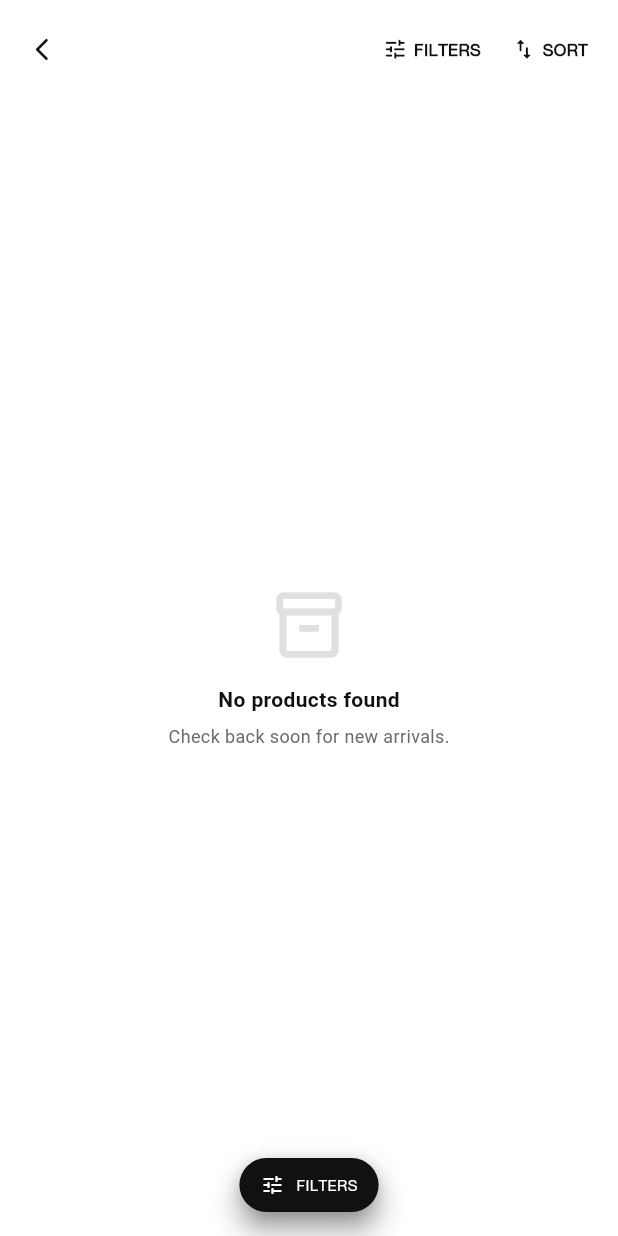
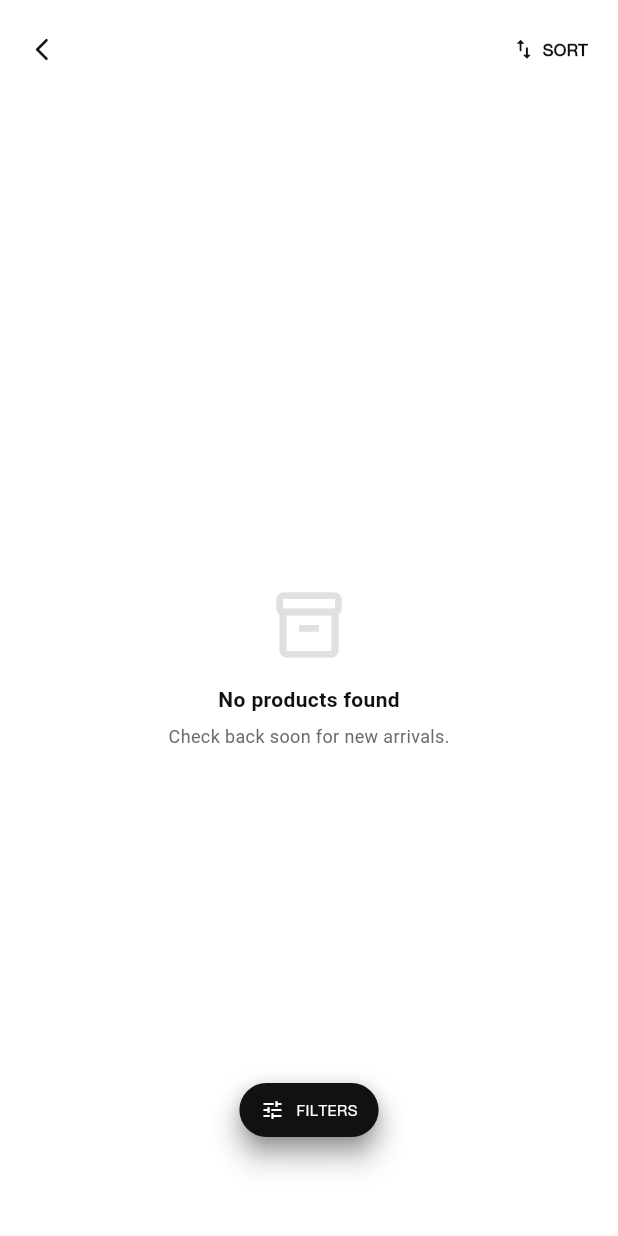
Before and after one commit to LegendKomal/Rookies-application, a Flutter app: the ProductsPage screen opened directly with empty values, on a phone screen of 412 x 824 dp. Run offline on Flutter 3.47's test engine with Material 3 defaults, Android fonts, the phone set to English and light mode, and no system bars; our stand-ins replace cached_network_image, flutter_secure_storage, fluttertoast, go_router, shared_preferences, webview_flutter; accounts and stored records are empty; network calls fail.

Commit message:
Filter button fixed

```diff
--- a/rookies_jeans/lib/screens/products/products.dart
+++ b/rookies_jeans/lib/screens/products/products.dart
@@ -24,6 +24,19 @@ class _Responsive {
   bool get isDesktop => _r.isDesktop;
 
   double sp(double base) => _r.sp(base);
+}
+
+class _CenterFloatAboveBottomNav extends FloatingActionButtonLocation {
+  const _CenterFloatAboveBottomNav();
+
+  static const double _extraBottomOffset = 50.0;
+
+  @override
+  Offset getOffset(ScaffoldPrelayoutGeometry scaffoldGeometry) {
+    final Offset base =
+        FloatingActionButtonLocation.centerFloat.getOffset(scaffoldGeometry);
+    return Offset(base.dx, base.dy - _extraBottomOffset);
+  }
 }
 
 class ProductsPage extends StatefulWidget {
@@ -558,7 +571,7 @@ class _ProductsPageState extends State<ProductsPage> {
   Widget build(BuildContext context) {
     return Scaffold(
       backgroundColor: Colors.white,
-      floatingActionButtonLocation: FloatingActionButtonLocation.centerFloat,
+      floatingActionButtonLocation: const _CenterFloatAboveBottomNav(),
       floatingActionButton: _floatingFilterButton(context),
       body: SafeArea(
         child: Column(
@@ -655,10 +668,6 @@ class _ProductsPageState extends State<ProductsPage> {
             ),
           ),
           Padding(
-            padding: const EdgeInsets.only(right: 4),
-            child: _filterButton(context),
-          ),
-          Padding(
             padding: const EdgeInsets.only(right: 8),
             child: _sortButton(context),
           ),
@@ -666,36 +675,6 @@ class _ProductsPageState extends State<ProductsPage> {
       ),
     );
   }
-
-  Widget _filterButton(BuildContext context) => Material(
-        color: Colors.transparent,
-        borderRadius: BorderRadius.circular(6),
-        child: InkWell(
-          borderRadius: BorderRadius.circular(6),
-          onTap: () => _openFilterSheet(context),
-          child: Padding(
-            padding: const EdgeInsets.symmetric(horizontal: 8, vertical: 6),
-            child: Row(
-              mainAxisSize: MainAxisSize.min,
-              children: [
-                const Icon(Icons.tune_rounded, size: 17, color: primary),
-                const SizedBox(width: 4),
-                Text(
-                  _activeFilterCount > 0
-                      ? 'FILTERS ($_activeFilterCount)'
-                      : 'FILTERS',
-                  style: const TextStyle(
-                    fontFamily: _fBody,
-                    fontSize: 11,
-                    fontWeight: FontWeight.w800,
-                    color: primary,
-                  ),
-                ),
-              ],
-            ),
-          ),
-        ),
-      );
 
   Widget _sortButton(BuildContext context) => Material(
         color: Colors.transparent,
```
